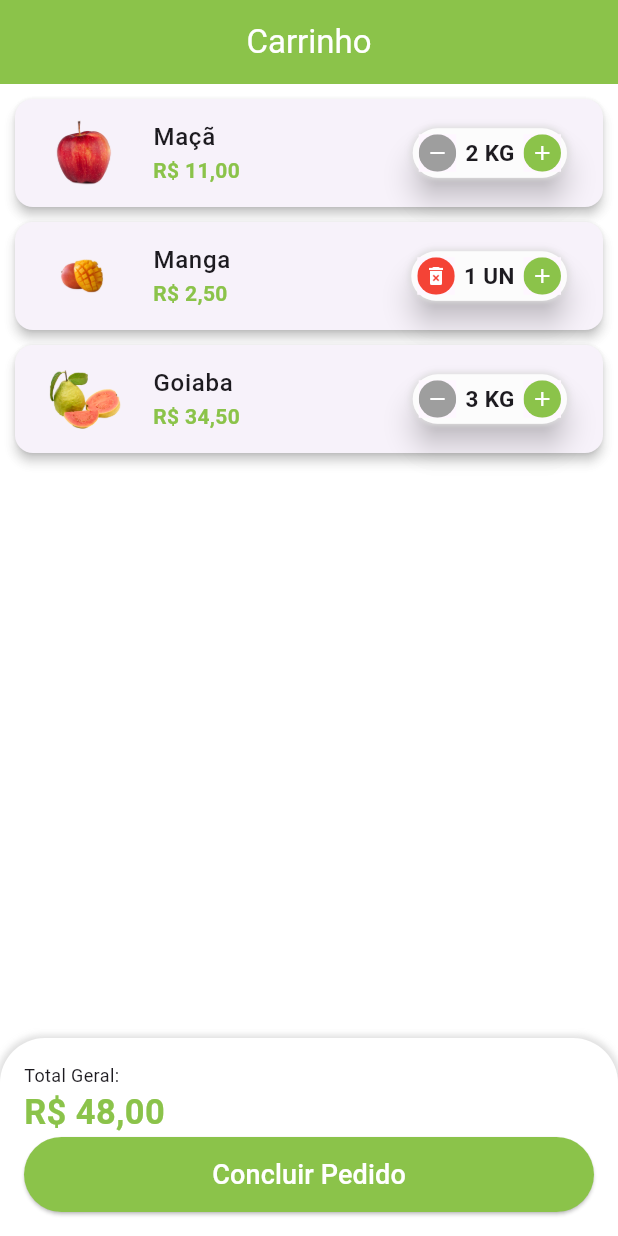
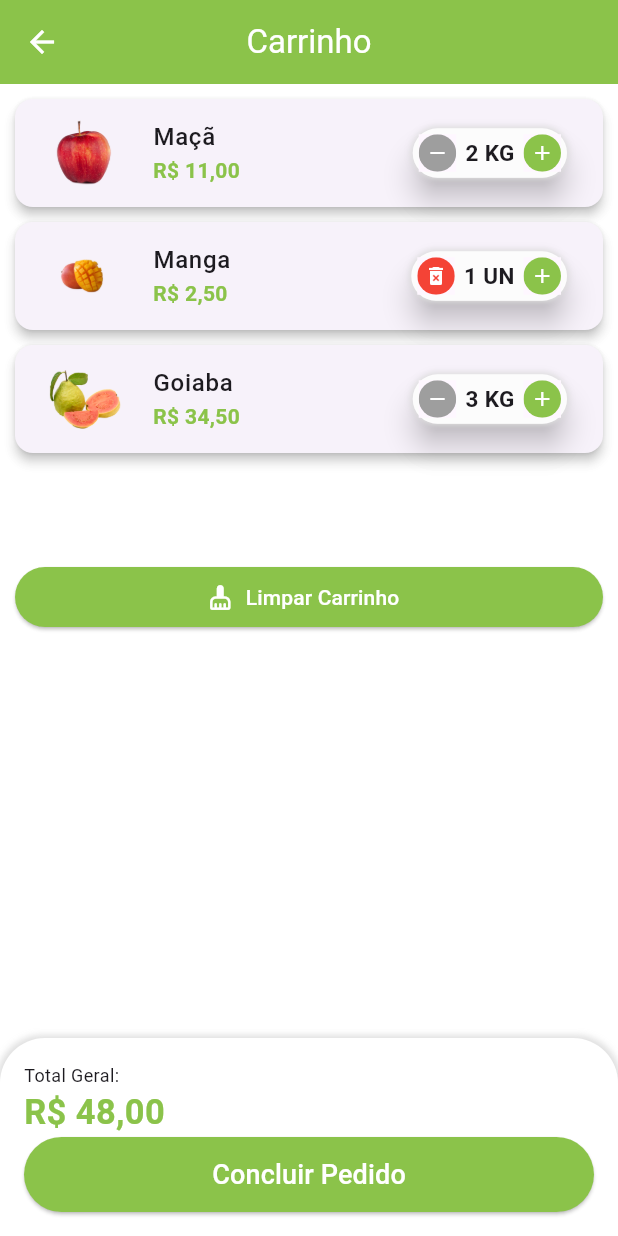
Before and after one commit to iraponan/greengrocer, a Flutter app: the CartTab screen opened directly, on a phone screen of 412 x 824 dp. Run offline on Flutter 3.47's test engine with Material 3 defaults, Android fonts, the phone set to English and light mode, and no system bars; our stand-ins replace animated_text_kit, brasil_fields, qr_flutter; missing offline and left inert: add_to_cart_animation, bottom_bar_matu.

Commit message:
Adicionando algumas funções ao carrinho.

```diff
--- a/lib/src/helpers/utils.dart
+++ b/lib/src/helpers/utils.dart
@@ -2,7 +2,11 @@ import 'package:add_to_cart_animation/add_to_cart_animation.dart';
 import 'package:flutter/material.dart';
 
 mixin Utils {
-  static GlobalKey<CartIconKey> globalKeyCartItems = GlobalKey<CartIconKey>();
+  static final PageController pageController = PageController();
+  static final GlobalKey<CartIconKey> globalKeyCartItems =
+      GlobalKey<CartIconKey>();
+  static int selectedPage = 0;
+  static int cartQuantityItems = 0;
   static const double heightButton = 50;
   static const Map<String, int> allStatus = <String, int>{
     'pending_payment': 0,
--- a/lib/src/screens/cart/cart_tab.dart
+++ b/lib/src/screens/cart/cart_tab.dart
@@ -43,6 +43,30 @@ class _CartTabState extends State<CartTab> {
               },
             ),
           ),
+          items_data.cartItems.isNotEmpty
+              ? Expanded(
+                  child: Padding(
+                    padding: const EdgeInsets.symmetric(horizontal: 10),
+                    child: Column(
+                      crossAxisAlignment: CrossAxisAlignment.stretch,
+                      children: [
+                        ElevatedButton.icon(
+                          onPressed: () => setState(() {
+                            Utils.cartQuantityItems = 0;
+                            Utils.globalKeyCartItems.currentState
+                                ?.runClearCartAnimation();
+                            items_data.cartItems.clear();
+                            Utils.selectedPage = 0;
+                            Utils.pageController.jumpToPage(Utils.selectedPage);
+                          }),
+                          icon: const Icon(Icons.cleaning_services_rounded),
+                          label: const Text('Limpar Carrinho'),
+                        ),
+                      ],
+                    ),
+                  ),
+                )
+              : Container(),
           Container(
             padding: const EdgeInsets.all(16),
             decoration: BoxDecoration(
```
Also changed, not shown: lib/src/screens/base/base_screen.dart (+10 -11 lines), lib/src/screens/home/home_tab.dart (+11 -13 lines).
